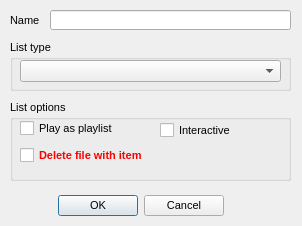
Above: dialogs/tabdialog.ui from jeyboy/playo3 before the change. Below: the same form after it.
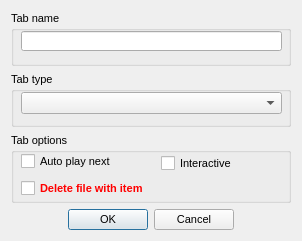
That is the form after the change.

```diff
--- a/dialogs/tabdialog.ui
+++ b/dialogs/tabdialog.ui
@@ -7,7 +7,7 @@
     <x>0</x>
     <y>0</y>
     <width>302</width>
-    <height>226</height>
+    <height>240</height>
    </rect>
   </property>
   <property name="font">
@@ -18,50 +18,33 @@
   <property name="windowTitle">
    <string>Dialog</string>
   </property>
-  <widget class="QDialogButtonBox" name="buttonBox">
-   <property name="geometry">
-    <rect>
-     <x>10</x>
-     <y>190</y>
-     <width>261</width>
-     <height>32</height>
-    </rect>
-   </property>
-   <property name="orientation">
-    <enum>Qt::Horizontal</enum>
-   </property>
-   <property name="standardButtons">
-    <set>QDialogButtonBox::Cancel|QDialogButtonBox::Ok</set>
-   </property>
-   <property name="centerButtons">
-    <bool>true</bool>
-   </property>
-  </widget>
-  <widget class="QLabel" name="label">
-   <property name="geometry">
-    <rect>
-     <x>10</x>
-     <y>10</y>
-     <width>31</width>
-     <height>21</height>
-    </rect>
-   </property>
-   <property name="text">
-    <string>Name</string>
-   </property>
-   <property name="scaledContents">
-    <bool>true</bool>
-   </property>
-   <property name="buddy">
-    <cstring>tabName</cstring>
-   </property>
-  </widget>
+  <layout class="QVBoxLayout" name="verticalLayout">
+   <item>
+    <widget class="QGroupBox" name="groupBox_3">
+     <property name="minimumSize">
+      <size>
+       <width>0</width>
+       <height>55</height>
+      </size>
+     </property>
+     <property name="maximumSize">
+      <size>
+       <width>16777215</width>
+       <height>55</height>
+      </size>
+     </property>
+     <property name="toolTip">
+      <string>&lt;html&gt;&lt;head/&gt;&lt;body&gt;&lt;p&gt;List type let you set type of elements placement relative to its logical path.&lt;/p&gt;&lt;/body&gt;&lt;/html&gt;</string>
+     </property>
+     <property name="title">
+      <string>Tab name</string>
+     </property>
   <widget class="QLineEdit" name="tabName">
    <property name="geometry">
     <rect>
-     <x>50</x>
-     <y>10</y>
-     <width>241</width>
+        <x>10</x>
+        <y>20</y>
+        <width>261</width>
      <height>20</height>
     </rect>
    </property>
@@ -72,20 +55,27 @@
     <string/>
    </property>
   </widget>
+    </widget>
+   </item>
+   <item>
   <widget class="QGroupBox" name="groupBox">
-   <property name="geometry">
-    <rect>
-     <x>10</x>
-     <y>40</y>
-     <width>281</width>
-     <height>51</height>
-    </rect>
+     <property name="minimumSize">
+      <size>
+       <width>0</width>
+       <height>55</height>
+      </size>
+     </property>
+     <property name="maximumSize">
+      <size>
+       <width>16777215</width>
+       <height>55</height>
+      </size>
    </property>
    <property name="toolTip">
     <string>&lt;html&gt;&lt;head/&gt;&lt;body&gt;&lt;p&gt;List type let you set type of elements placement relative to its logical path.&lt;/p&gt;&lt;/body&gt;&lt;/html&gt;</string>
    </property>
    <property name="title">
-    <string>List type</string>
+      <string>Tab type</string>
    </property>
    <widget class="QComboBox" name="tabType">
     <property name="geometry">
@@ -98,17 +88,17 @@
     </property>
    </widget>
   </widget>
+   </item>
+   <item>
   <widget class="QGroupBox" name="groupBox_2">
-   <property name="geometry">
-    <rect>
-     <x>10</x>
-     <y>100</y>
-     <width>281</width>
-     <height>81</height>
-    </rect>
+     <property name="minimumSize">
+      <size>
+       <width>0</width>
+       <height>70</height>
+      </size>
    </property>
    <property name="title">
-    <string>List options</string>
+      <string>Tab options</string>
    </property>
    <widget class="QCheckBox" name="autoPlayNext">
     <property name="geometry">
@@ -123,7 +113,7 @@
      <string>&lt;html&gt;&lt;head/&gt;&lt;body&gt;&lt;p&gt;After ending playing of current element automatically initiated next item&lt;/p&gt;&lt;/body&gt;&lt;/html&gt;</string>
     </property>
     <property name="text">
-     <string>Play as playlist</string>
+       <string>Auto play next</string>
     </property>
    </widget>
    <widget class="QCheckBox" name="interactive">
@@ -166,6 +156,21 @@
     </property>
    </widget>
   </widget>
+   </item>
+   <item>
+    <widget class="QDialogButtonBox" name="buttonBox">
+     <property name="orientation">
+      <enum>Qt::Horizontal</enum>
+     </property>
+     <property name="standardButtons">
+      <set>QDialogButtonBox::Cancel|QDialogButtonBox::Ok</set>
+     </property>
+     <property name="centerButtons">
+      <bool>true</bool>
+     </property>
+    </widget>
+   </item>
+  </layout>
  </widget>
  <resources/>
  <connections>
```
Lines whose indentation alone changed are shown as unchanged.
